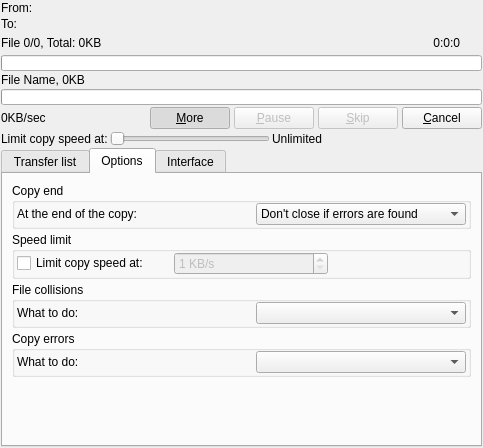
The window that plugins/Themes/Oxygen/interface.ui (alphaonex86/Ultracopier) describes before a commit, drawn with Qt 5.
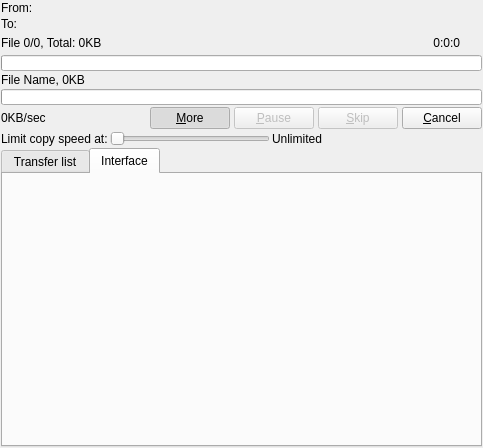
The same window after the commit. The open tabs and pages were chosen to show the change. Icons and pictures are not drawn.

Commit message: Progress on the version 1.0, mostly the options

The edit to the form file:
```diff
--- a/plugins/Themes/Oxygen/interface.ui
+++ b/plugins/Themes/Oxygen/interface.ui
@@ -285,7 +285,7 @@
      <item>
       <widget class="QLabel" name="label_SpeedMaxValue">
        <property name="text">
-        <string>Unlimited</string>
+        <string notr="true">Unlimited</string>
        </property>
       </widget>
      </item>
@@ -307,7 +307,7 @@
    <item>
     <widget class="QTabWidget" name="tabWidget">
      <property name="currentIndex">
-      <number>0</number>
+      <number>1</number>
      </property>
      <widget class="QWidget" name="tab">
       <attribute name="title">
@@ -619,333 +619,10 @@
        </item>
       </layout>
      </widget>
-     <widget class="QWidget" name="tab_2">
-      <attribute name="title">
-       <string>Options</string>
-      </attribute>
-      <layout class="QVBoxLayout">
-       <property name="spacing">
-        <number>3</number>
-       </property>
-       <item>
-        <widget class="QGroupBox" name="groupBoxCopyEnd">
-         <property name="title">
-          <string>Copy end</string>
-         </property>
-         <layout class="QHBoxLayout">
-          <property name="spacing">
-           <number>2</number>
-          </property>
-          <property name="leftMargin">
-           <number>2</number>
-          </property>
-          <property name="topMargin">
-           <number>0</number>
-          </property>
-          <property name="rightMargin">
-           <number>2</number>
-          </property>
-          <property name="bottomMargin">
-           <number>1</number>
-          </property>
-          <item>
-           <widget class="QLabel" name="label_copyEnd">
-            <property name="text">
-             <string>At the end of the copy: </string>
-            </property>
-           </widget>
-          </item>
-          <item>
-           <spacer>
-            <property name="orientation">
-             <enum>Qt::Horizontal</enum>
-            </property>
-            <property name="sizeHint" stdset="0">
-             <size>
-              <width>16</width>
-              <height>20</height>
-             </size>
-            </property>
-           </spacer>
-          </item>
-          <item>
-           <widget class="QComboBox" name="comboBox_copyEnd">
-            <property name="sizePolicy">
-             <sizepolicy hsizetype="Fixed" vsizetype="Fixed">
-              <horstretch>0</horstretch>
-              <verstretch>0</verstretch>
-             </sizepolicy>
-            </property>
-            <property name="minimumSize">
-             <size>
-              <width>210</width>
-              <height>0</height>
-             </size>
-            </property>
-            <property name="maximumSize">
-             <size>
-              <width>210</width>
-              <height>22</height>
-             </size>
-            </property>
-            <item>
-             <property name="text">
-              <string>Don't close if errors are found</string>
-             </property>
-            </item>
-            <item>
-             <property name="text">
-              <string>Never close</string>
-             </property>
-            </item>
-            <item>
-             <property name="text">
-              <string>Always close</string>
-             </property>
-            </item>
-           </widget>
-          </item>
-         </layout>
-        </widget>
-       </item>
-       <item>
-        <widget class="QGroupBox" name="groupBoxSpeedLimit">
-         <property name="title">
-          <string>Speed limit</string>
-         </property>
-         <layout class="QHBoxLayout">
-          <property name="spacing">
-           <number>2</number>
-          </property>
-          <property name="leftMargin">
-           <number>2</number>
-          </property>
-          <property name="topMargin">
-           <number>0</number>
-          </property>
-          <property name="rightMargin">
-           <number>2</number>
-          </property>
-          <property name="bottomMargin">
-           <number>1</number>
-          </property>
-          <item>
-           <widget class="QCheckBox" name="checkBox_limitSpeed">
-            <property name="text">
-             <string>Limit copy speed at:</string>
-            </property>
-           </widget>
-          </item>
-          <item>
-           <widget class="QSpinBox" name="limitSpeed">
-            <property name="enabled">
-             <bool>false</bool>
-            </property>
-            <property name="suffix">
-             <string> KB/s</string>
-            </property>
-            <property name="minimum">
-             <number>1</number>
-            </property>
-            <property name="maximum">
-             <number>999999</number>
-            </property>
-           </widget>
-          </item>
-          <item>
-           <spacer>
-            <property name="orientation">
-             <enum>Qt::Horizontal</enum>
-            </property>
-            <property name="sizeType">
-             <enum>QSizePolicy::Fixed</enum>
-            </property>
-            <property name="sizeHint" stdset="0">
-             <size>
-              <width>138</width>
-              <height>10</height>
-             </size>
-            </property>
-           </spacer>
-          </item>
-         </layout>
-        </widget>
-       </item>
-       <item>
-        <widget class="QGroupBox" name="groupBoxFileCollisions">
-         <property name="title">
-          <string>File collisions</string>
-         </property>
-         <layout class="QHBoxLayout">
-          <property name="spacing">
-           <number>2</number>
-          </property>
-          <property name="leftMargin">
-           <number>2</number>
-          </property>
-          <property name="topMargin">
-           <number>0</number>
-          </property>
-          <property name="rightMargin">
-           <number>2</number>
-          </property>
-          <property name="bottomMargin">
-           <number>1</number>
-          </property>
-          <item>
-           <widget class="QLabel" name="label_fileCollisions">
-            <property name="text">
-             <string>What to do: </string>
-            </property>
-           </widget>
-          </item>
-          <item>
-           <spacer>
-            <property name="orientation">
-             <enum>Qt::Horizontal</enum>
-            </property>
-            <property name="sizeHint" stdset="0">
-             <size>
-              <width>31</width>
-              <height>20</height>
-             </size>
-            </property>
-           </spacer>
-          </item>
-          <item>
-           <widget class="QComboBox" name="comboBox_fileCollisions">
-            <property name="minimumSize">
-             <size>
-              <width>210</width>
-              <height>0</height>
-             </size>
-            </property>
-            <property name="maximumSize">
-             <size>
-              <width>16777215</width>
-              <height>22</height>
-             </size>
-            </property>
-           </widget>
-          </item>
-         </layout>
-        </widget>
-       </item>
-       <item>
-        <widget class="QGroupBox" name="groupBoxCopyErrors">
-         <property name="title">
-          <string>Copy errors</string>
-         </property>
-         <layout class="QHBoxLayout">
-          <property name="spacing">
-           <number>2</number>
-          </property>
-          <property name="leftMargin">
-           <number>2</number>
-          </property>
-          <property name="topMargin">
-           <number>0</number>
-          </property>
-          <property name="rightMargin">
-           <number>2</number>
-          </property>
-          <property name="bottomMargin">
-           <number>1</number>
-          </property>
-          <item>
-           <widget class="QLabel" name="label_copyErrors">
-            <property name="text">
-             <string>What to do: </string>
-            </property>
-           </widget>
-          </item>
-          <item>
-           <spacer>
-            <property name="orientation">
-             <enum>Qt::Horizontal</enum>
-            </property>
-            <property name="sizeHint" stdset="0">
-             <size>
-              <width>40</width>
-              <height>20</height>
-             </size>
-            </property>
-           </spacer>
-          </item>
-          <item>
-           <widget class="QComboBox" name="comboBox_copyErrors">
-            <property name="minimumSize">
-             <size>
-              <width>210</width>
-              <height>0</height>
-             </size>
-            </property>
-            <property name="maximumSize">
-             <size>
-              <width>210</width>
-              <height>22</height>
-             </size>
-            </property>
-           </widget>
-          </item>
-         </layout>
-        </widget>
-       </item>
-       <item>
-        <spacer>
-         <property name="orientation">
-          <enum>Qt::Vertical</enum>
-         </property>
-         <property name="sizeHint" stdset="0">
-          <size>
-           <width>360</width>
-           <height>21</height>
-          </size>
-         </property>
-        </spacer>
-       </item>
-      </layout>
-     </widget>
      <widget class="QWidget" name="tab_3">
       <attribute name="title">
        <string>Interface</string>
       </attribute>
-      <layout class="QVBoxLayout" name="verticalLayout">
-       <item>
-        <layout class="QFormLayout" name="formLayout">
-         <property name="fieldGrowthPolicy">
-          <enum>QFormLayout::ExpandingFieldsGrow</enum>
-         </property>
-         <item row="0" column="0">
-          <widget class="QLabel" name="label_8">
-           <property name="text">
-            <string>Show speed as main information</string>
-           </property>
-          </widget>
-         </item>
-         <item row="0" column="1">
-          <widget class="QCheckBox" name="checkBoxShowSpeed">
-           <property name="text">
-            <string/>
-           </property>
-          </widget>
-         </item>
-        </layout>
-       </item>
-       <item>
-        <spacer name="verticalSpacer">
-         <property name="orientation">
-          <enum>Qt::Vertical</enum>
-         </property>
-         <property name="sizeHint" stdset="0">
-          <size>
-           <width>20</width>
-           <height>220</height>
-          </size>
-         </property>
-        </spacer>
-       </item>
-      </layout>
      </widget>
     </widget>
    </item>
```
Left out of the diff: 16 changed lines with no effect on the pictures. The commit also changes 56 other files.
